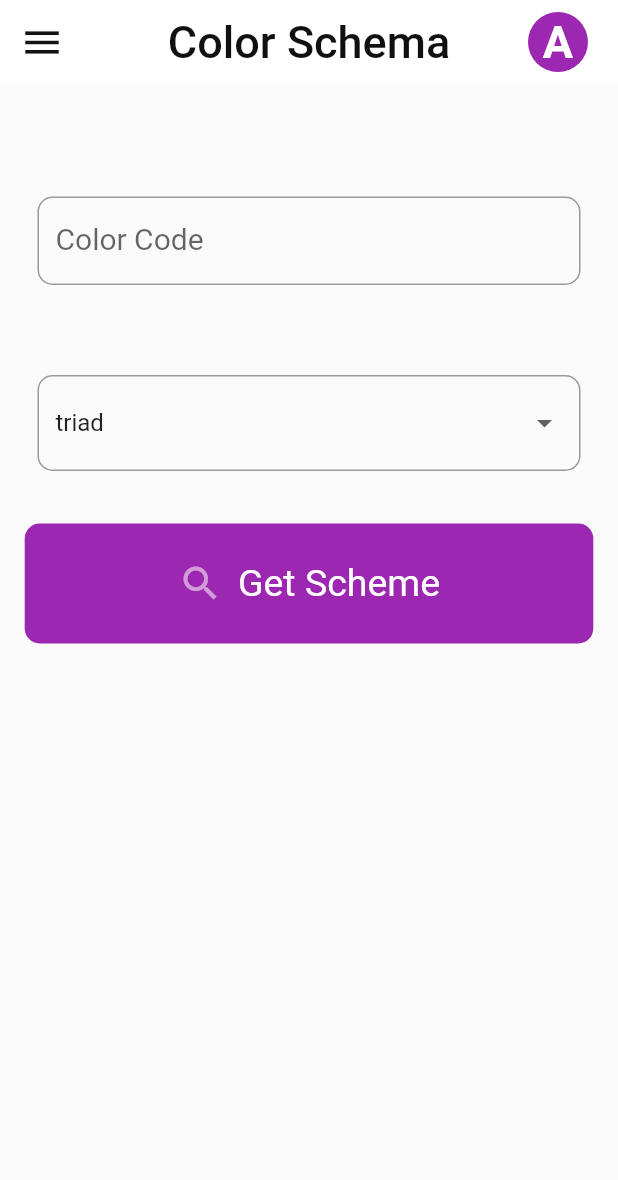
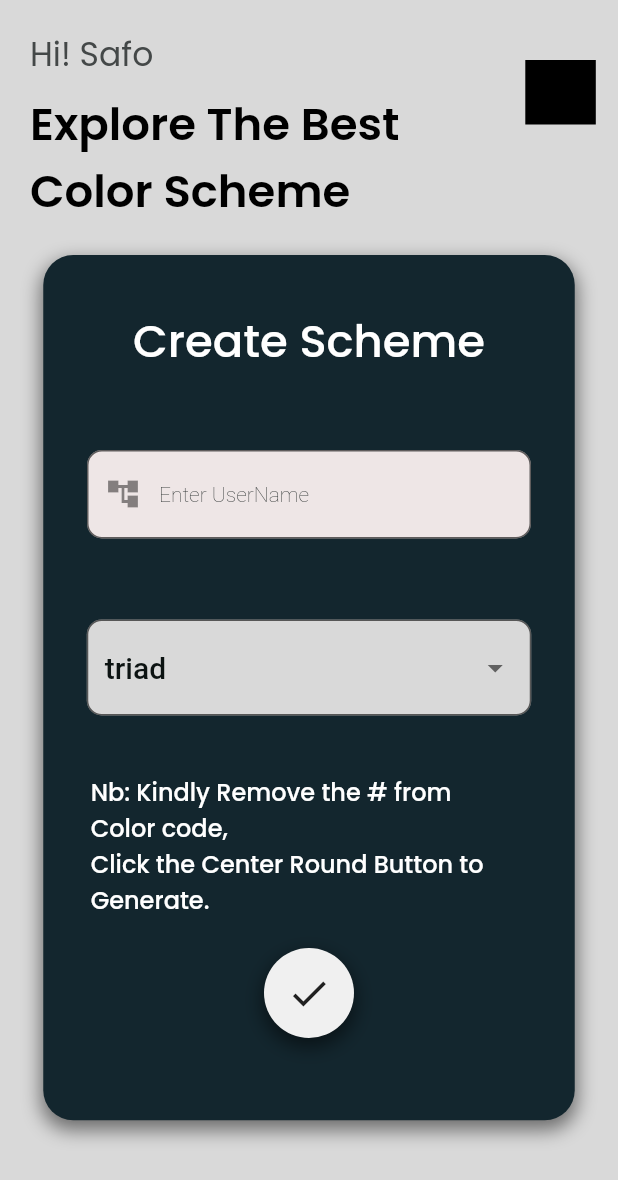
Before and after one commit to Ampaw24/Color-Shema, a Flutter app: the screen it shows after launch, after a tap on "Login", on a phone screen of 412 x 824 dp. Shown: the top 1180 px of the screen. Run offline on Flutter 3.47's test engine with Material 2 defaults, Android fonts, the phone set to English and light mode, and no system bars; our stand-ins replace flutter_spinkit, google_fonts; missing offline and left inert: dart:ffi.

```diff
--- a/lib/constants/textstyle.dart
+++ b/lib/constants/textstyle.dart
@@ -38,3 +38,39 @@ const kCreateTextfield = TextStyle(
   fontSize: 14,
   fontStyle: FontStyle.normal,
 );
+const kHomewelcome = TextStyle(
+  color: Color(0xff444848),
+  fontWeight: FontWeight.w400,
+  fontSize: 22,
+  fontStyle: FontStyle.normal,
+);
+const kHomeBannerText = TextStyle(
+  color: Colors.black,
+  fontWeight: FontWeight.w600,
+  fontSize: 30,
+  fontStyle: FontStyle.normal,
+);
+const kCardText = TextStyle(
+  color: Colors.white,
+  fontWeight: FontWeight.w600,
+  fontSize: 30,
+  fontStyle: FontStyle.normal,
+);
+const kcardNoteText = TextStyle(
+  color: Colors.white,
+  fontWeight: FontWeight.w500,
+  fontSize: 16,
+  fontStyle: FontStyle.normal,
+);
+const kCreatedropfield = TextStyle(
+  color: Color.fromARGB(255, 12, 19, 18),
+  fontWeight: FontWeight.w500,
+  fontSize: 20,
+  fontStyle: FontStyle.normal,
+);
+const kcardNoteText2 = TextStyle(
+  color: Colors.white,
+  fontWeight: FontWeight.w500,
+  fontSize: 30,
+  fontStyle: FontStyle.normal,
+);
--- a/lib/main.dart
+++ b/lib/main.dart
@@ -1,3 +1,4 @@
+import 'package:colorschema/constants/colors.dart';
 import 'package:flutter/material.dart';
 import 'screens/splashscreen/splashscreen.dart';
 
@@ -13,8 +14,9 @@ class MyApp extends StatelessWidget {
     return MaterialApp(
       debugShowCheckedModeBanner: false,
       title: 'Color Schema',
-      theme: ThemeData(
-        primaryColor: Colors.purple,
+      theme: ThemeData.light().copyWith(
+      primaryColor: GreenishgDarkTheme['themeColorDark'],
+      scaffoldBackgroundColor: GreenishgDarkTheme['themeColorDark']
       ),
       home: const SplashScreen(),
     );
--- a/lib/screens/Login-SignUp/signup.dart
+++ b/lib/screens/Login-SignUp/signup.dart
@@ -3,7 +3,6 @@ import 'package:flutter/material.dart';
 import 'package:colorschema/constants/colors.dart';
 import 'package:colorschema/widget/curledContainer.dart';
 import 'package:google_fonts/google_fonts.dart';
-import 'package:fluttertoast/fluttertoast.dart';
 import '../../constants/textstyle.dart';
 import '../../widget/custombutton.dart';
 import '../../widget/formfieldbox.dart';
@@ -21,12 +20,8 @@ TextEditingController _mail = TextEditingController();
 
 class _SignUpPageState extends State<SignUpPage> {
   void verifyMe(String username, String password, String mail) {
-    if (username.isEmpty) {
-      Fluttertoast.showToast(
-          msg: "User Name Required ",
-          gravity: ToastGravity.CENTER,
-          fontSize: 30,
-          toastLength: Toast.LENGTH_SHORT);
+    if (username == " ") {
+
       print("Helo ");
     }
   }
@@ -99,7 +94,7 @@ class _SignUpPageState extends State<SignUpPage> {
                     CustomButton1(
                       onpressed: () {
                         setState(() {
-                          verifyMe(_username.text, _password.text, _mail.text);
+
                         });
                       },
                       buttonText: "Create Account",
--- a/lib/screens/homepage.dart
+++ b/lib/screens/homepage.dart
@@ -1,12 +1,17 @@
 // ignore_for_file: prefer_const_constructors
 
 import 'dart:convert';
+import 'dart:ffi';
+import 'package:colorschema/constants/colors.dart';
+import 'package:colorschema/widget/formfieldbox.dart';
 import 'package:flutter/material.dart';
 import 'package:colorschema/module/slectordata.dart';
+import 'package:google_fonts/google_fonts.dart';
 import 'package:http/http.dart' as http;
 import 'resultsScreen.dart';
 import 'package:colorschema/networking/networkhelper.dart';
 import 'loadingpage.dart';
+import 'package:colorschema/constants/textstyle.dart';
 
 class HomePage extends StatefulWidget {
   const HomePage({super.key});
@@ -17,14 +22,18 @@ class HomePage extends StatefulWidget {
 
 class _HomePageState extends State<HomePage> {
   String selectedItem = "Triad";
-  String hexCode="";
+  String hexCode = "";
 
   List<DropdownMenuItem> getDropdownData() {
     List<DropdownMenuItem<String>> dropdownItem = [];
     for (var index = 0; index < chrome.length; index++) {
       String options = chrome[index];
-      var dropItem =
-          DropdownMenuItem(value: options, child: Text(options.toLowerCase()));
+      var dropItem = DropdownMenuItem(
+          value: options,
+          child: Text(
+            options.toLowerCase(),
+            style: kCreatedropfield,
+          ));
       dropdownItem.add(dropItem);
     }
     return dropdownItem;
@@ -42,79 +51,89 @@ class _HomePageState extends State<HomePage> {
   @override
   Widget build(BuildContext context) {
     return Scaffold(
-      appBar: AppBar(
-        centerTitle: true,
-        backgroundColor: Colors.white,
-        elevation: 0,
-        leading: IconButton(
-            onPressed: () {},
-            // ignore: prefer_const_constructors
-            icon: Icon(
-              Icons.menu,
-              color: Color.fromARGB(255, 19, 18, 18),
-              size: 30,
+      backgroundColor: Color(0xffD9D9D9),
+      body: SafeArea(
+        child: SingleChildScrollView(
+          child: Column(
+            children: [
+              Container(
+                width: 414,
+                height: 170,
+                child: Stack(
+                  children: [
+                    Positioned(
+                        top: 20,
+                        left: 20,
+                        child: Text(
+                          "Hi! Safo",
+                          style: GoogleFonts.poppins(
+                            textStyle: kHomewelcome,
+                          ),
                         )),
-        title: const Text(
-          "Color Schema",
-          style: TextStyle(
-            color: Color.fromARGB(255, 17, 16, 16),
-            fontSize: 30,
+                    Positioned(
+                      left: MediaQuery.of(context).size.width * 0.85,
+                      top: 40,
+                      child: Container(
+                        width: 47,
+                        height: 43,
+                        color: Colors.black,
                       ),
                     ),
-        actions: [
-          Container(
-            padding: const EdgeInsets.only(right: 20),
-            child: CircleAvatar(
-              backgroundColor: Colors.purple,
-              child: Center(
+                    Positioned(
+                        left: 20,
+                        top: 60,
                         child: Text(
-                  "A",
-                  style: TextStyle(
-                      color: Colors.white,
-                      fontSize: 30,
-                      fontWeight: FontWeight.bold),
+                          "Explore The Best \nColor Scheme",
+                          style: GoogleFonts.poppins(textStyle: kHomeBannerText),
+                        ))
+                  ],
                 ),
               ),
+              Center(
+                child: Container(
+                  width: MediaQuery.of(context).size.width * 0.86,
+                  height: MediaQuery.of(context).size.height * 0.70,
+                  decoration: BoxDecoration(
+                    boxShadow: [
+                      BoxShadow(
+                        color: Color.fromARGB(255, 0, 0, 0).withOpacity(0.5),
+                        spreadRadius: 1,
+                        blurRadius: 10,
+                        offset: Offset(0, 5),
                       ),
-          )
                     ],
+                    color: GreenishgDarkTheme['themeColorDark'],
+                    borderRadius: BorderRadius.circular(20),
                   ),
-      body: Column(
+                  child: Column(
                     children: [
+                      Container(
+                        padding: const EdgeInsets.all(35),
+                        child: Text(
+                          "Create Scheme",
+                          style: GoogleFonts.poppins(textStyle: kcardNoteText2),
+                        ),
+                      ),
                       SizedBox(
-            height: 50,
+                        height: 15,
+                      ),
+                      FormFieldBox(
+                          prefixi: Icons.account_tree_sharp,
+                          hinttext: "Enter Color Hex Code"),
+                      SizedBox(
+                        height: 20,
                       ),
                       Container(
-              padding: const EdgeInsets.all(25),
-              child: TextField(
-                onChanged: (value) {
-                  setState(() {
-                    hexCode = value;
-                  });
-                },
-                decoration: InputDecoration(
-                    hintText: "Enter Color Code..",
-                    border: OutlineInputBorder(
-                        borderRadius: BorderRadius.circular(10),
-                        borderSide:
-                            BorderSide(width: 2, color: Colors.black12)),
-                    fillColor: Color.fromARGB(255, 139, 138, 138),
-                    label: Text(
-                      "Color Code",
-                      style: TextStyle(fontSize: 20),
-                    )),
-              )),
-          SizedBox(
-            height: 10,
-          ),
-          Container(
-            padding: const EdgeInsets.all(25),
+                        padding: const EdgeInsets.all(29),
                         child: DropdownButtonFormField(
                             isExpanded: true,
                             decoration: InputDecoration(
+                                filled: true,
+                                fillColor: GreenishgDarkTheme['cardWhite'],
                                 border: OutlineInputBorder(
                                     borderRadius: BorderRadius.circular(10),
-                        borderSide: BorderSide(width: 2, color: Colors.black))),
+                                    borderSide: BorderSide(
+                                        width: 1, color: Colors.white))),
                             value: selectedItem,
                             elevation: 3,
                             items: getDropdownData(),
@@ -124,48 +143,49 @@ class _HomePageState extends State<HomePage> {
                               });
                             }),
                       ),
-          SizedBox(
-            height: 10,
-          ),
-          GestureDetector(
-            onTap: () {
-              Navigator.push(
-                  context,
-                  MaterialPageRoute(
-                      builder: (context) =>
-                          LoadingPage(colorcode: hexCode.toString(), mode: selectedItem)));
-            },
-            child: Container(
-              width: MediaQuery.of(context).size.width * 0.92,
-              height: 80,
-              decoration: BoxDecoration(
-                color: Colors.purple,
-                borderRadius: BorderRadius.circular(10),
-              ),
-              child: Row(
-                mainAxisAlignment: MainAxisAlignment.center,
-                children: [
-                  Icon(
-                    Icons.search,
-                    color: Colors.white54,
-                    size: 30,
-                  ),
-                  SizedBox(
-                    width: 10,
-                  ),
-                  Text(
-                    "Get Scheme",
-                    style: TextStyle(
-                      color: Colors.white,
-                      fontSize: 25,
+                      Container(
+                        margin: const EdgeInsets.only(right: 25, top: 10),
+                        child: Text(
+                          "Nb: Kindly Remove the # from  \nColor code,\nClick the Center Round Button to \nGenerate.",
+                          style: GoogleFonts.poppins(textStyle: kcardNoteText),
                         ),
                       ),
+                      Center(
+                        child: Container(
+                          margin: const EdgeInsets.only(top: 20),
+                          height: 60,
+                          width: 60,
+                          decoration: BoxDecoration(
+                              boxShadow: [
+                                BoxShadow(
+                                  color: Color.fromARGB(255, 0, 0, 0)
+                                      .withOpacity(0.5),
+                                  spreadRadius: 1,
+                                  blurRadius: 10,
+                                  offset: Offset(0, 5),
+                                ),
+                              ],
+                              color: Color.fromARGB(255, 240, 240, 240),
+                              borderRadius: BorderRadius.circular(30)),
+                          child: IconButton(
+                              onPressed: () {
+
+                              },
+                              icon: Icon(
+                                Icons.check,
+                                size: 30,
+
+                              )),
+                        ),
+                      )
                     ],
                   ),
                 ),
               )
             ],
           ),
+        ),
+      ),
     );
   }
 }
--- a/pubspec.yaml
+++ b/pubspec.yaml
@@ -33,7 +33,7 @@ dependencies:
   flutter_spinkit: ^5.1.0
   http: ^0.13.5
   google_fonts: ^4.0.3
-  fluttertoast: ^8.2.1
+
 
 
   # The following adds the Cupertino Icons font to your application.
```
Also changed, not shown: pubspec.lock, 14 other files. Lines whose indentation alone changed are shown as unchanged.
